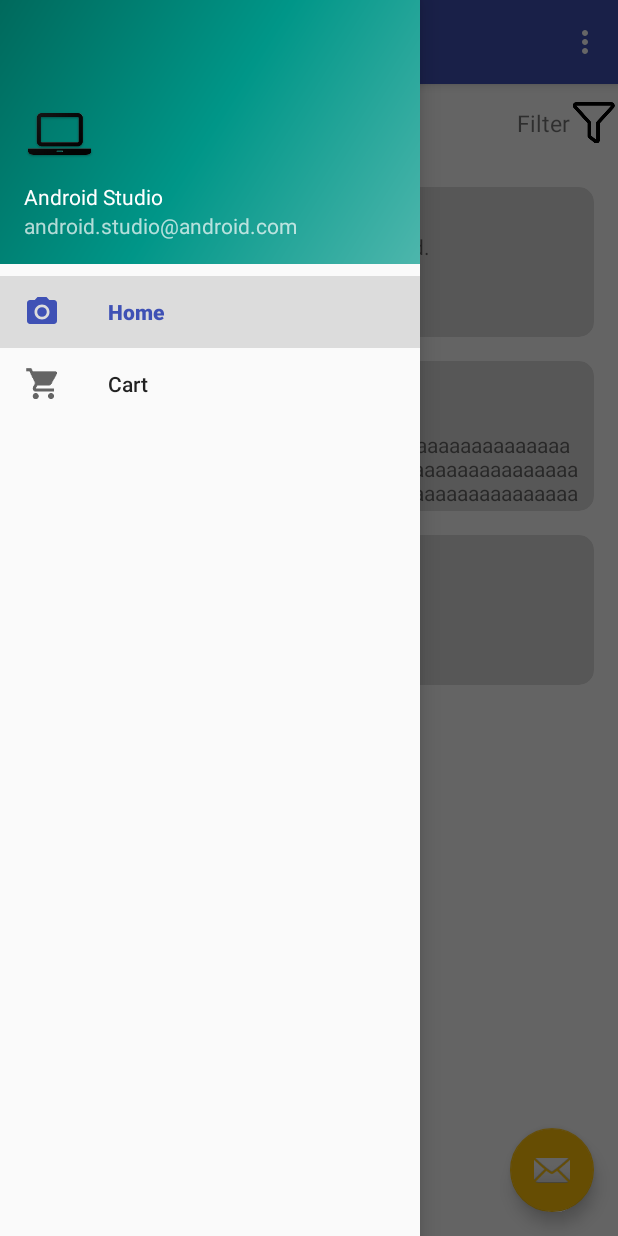
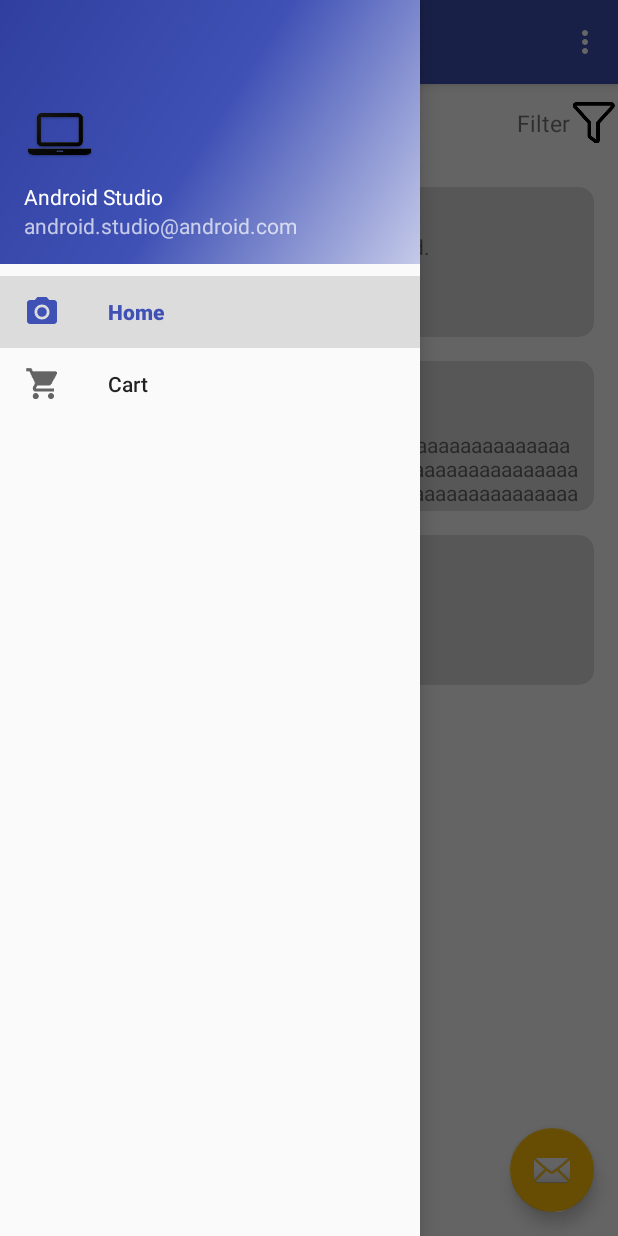
Before and after one commit to Qubiz-Academy/gojdu-shop, an Android app: the screen it shows after launch (MainActivity), with the side drawer open, on a phone screen of 412 x 824 dp. Run offline under Robolectric (Android 15) with nearby library versions, the phone set to English and light mode, and no system bars; our stand-ins replace navigation-ui.

Commit message:
Design changes(Header)

```diff
--- a/app/src/main/res/drawable/side_nav_bar.xml
+++ b/app/src/main/res/drawable/side_nav_bar.xml
@@ -2,8 +2,8 @@
     android:shape="rectangle">
     <gradient
         android:angle="135"
-        android:centerColor="#009688"
-        android:endColor="#00695C"
-        android:startColor="#4DB6AC"
+        android:centerColor="#3F51B5"
+        android:endColor="#303F9F"
+        android:startColor="#C5CAE9"
         android:type="linear" />
 </shape>
```
